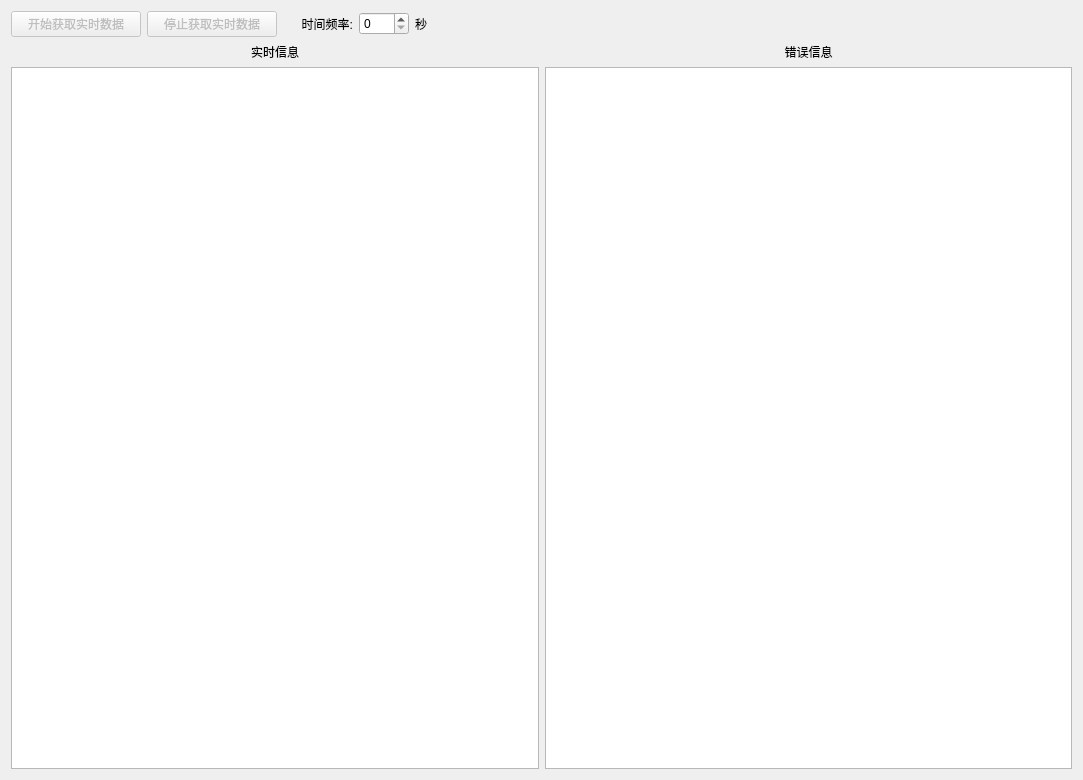
First picture: the form in updaterealtimedataform.ui, repository lishengze/QT-study, before the edit.
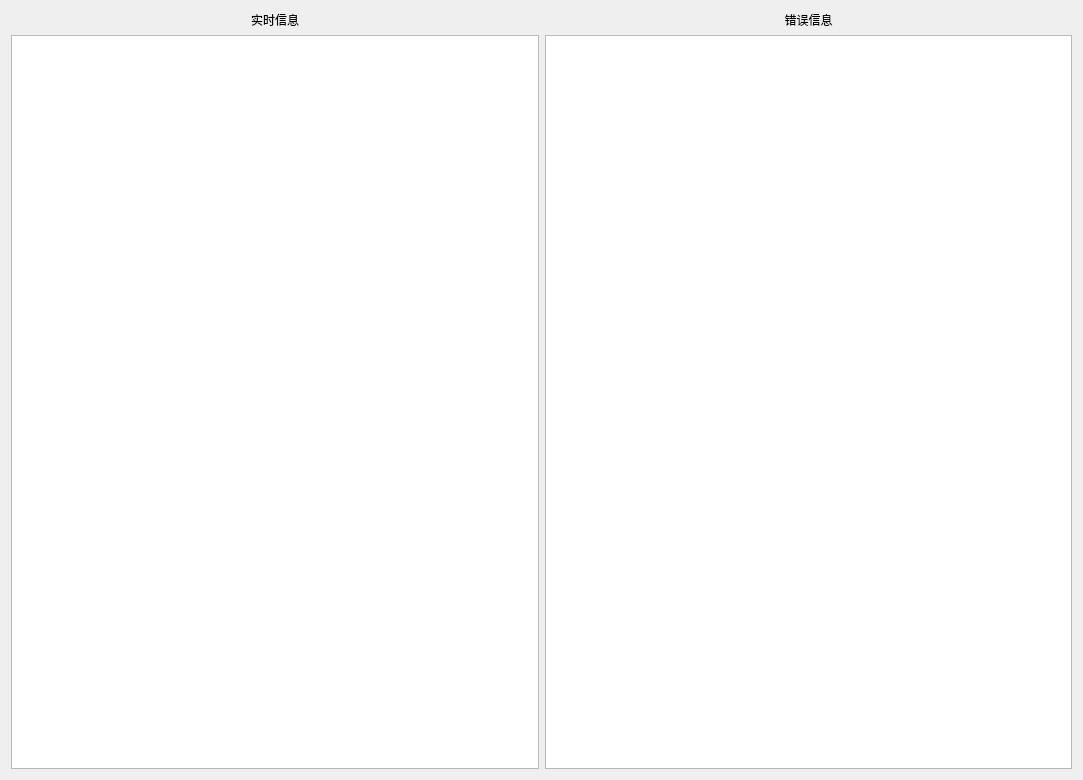
Second picture: the form after the edit.

The edit to the form file:
```diff
--- a/updaterealtimedataform.ui
+++ b/updaterealtimedataform.ui
@@ -15,75 +15,6 @@
   </property>
   <layout class="QGridLayout" name="gridLayout">
    <item row="0" column="0">
-    <layout class="QHBoxLayout" name="horizontalLayout">
-     <item>
-      <widget class="QPushButton" name="startGetRealtimeData">
-       <property name="enabled">
-        <bool>false</bool>
-       </property>
-       <property name="maximumSize">
-        <size>
-         <width>130</width>
-         <height>16777215</height>
-        </size>
-       </property>
-       <property name="text">
-        <string>开始获取实时数据</string>
-       </property>
-      </widget>
-     </item>
-     <item>
-      <widget class="QPushButton" name="stopGetRealtimeData">
-       <property name="enabled">
-        <bool>false</bool>
-       </property>
-       <property name="maximumSize">
-        <size>
-         <width>130</width>
-         <height>16777215</height>
-        </size>
-       </property>
-       <property name="text">
-        <string>停止获取实时数据</string>
-       </property>
-      </widget>
-     </item>
-     <item>
-      <widget class="QLabel" name="label">
-       <property name="maximumSize">
-        <size>
-         <width>70</width>
-         <height>16777215</height>
-        </size>
-       </property>
-       <property name="text">
-        <string>时间频率:</string>
-       </property>
-       <property name="alignment">
-        <set>Qt::AlignRight|Qt::AlignTrailing|Qt::AlignVCenter</set>
-       </property>
-      </widget>
-     </item>
-     <item>
-      <widget class="QSpinBox" name="updateTimeSpinBox">
-       <property name="maximumSize">
-        <size>
-         <width>50</width>
-         <height>16777215</height>
-        </size>
-       </property>
-      </widget>
-     </item>
-     <item>
-      <widget class="QLabel" name="label_2">
-       <property name="text">
-        <string>秒</string>
-       </property>
-      </widget>
-     </item>
-    </layout>
-   </item>
-   <item row="1" column="0">
     <layout class="QHBoxLayout" name="horizontalLayout_2">
      <item>
       <layout class="QVBoxLayout" name="verticalLayout">
```
